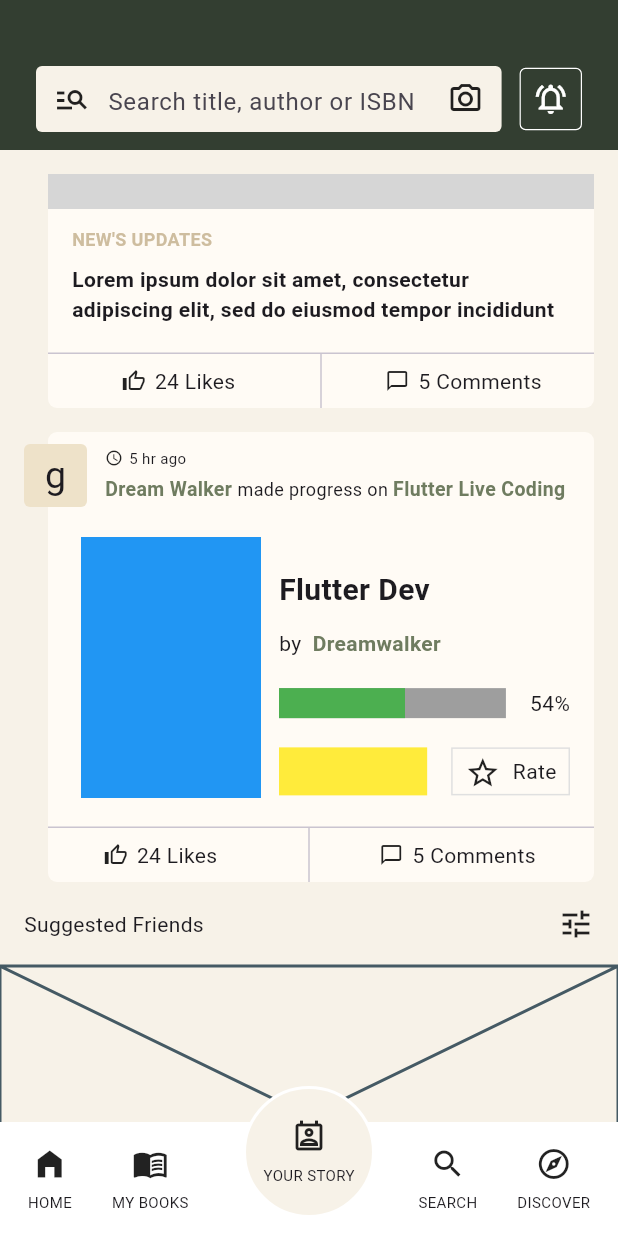
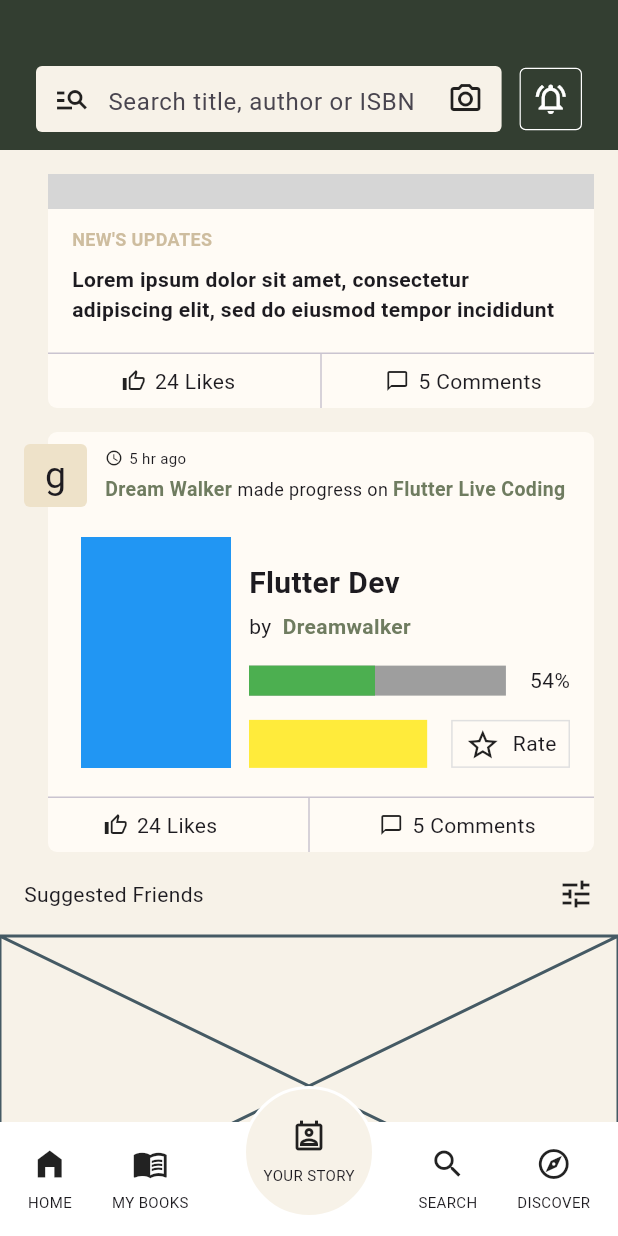
Before and after one commit to JAICHANGPARK/flutter_notebook_chapter_43, a Flutter app: the NewsFeedHomePage screen opened directly, scrolled down 144 dp, on a phone screen of 412 x 824 dp. Run offline on Flutter 3.47's test engine with Material 3 defaults, Android fonts, the phone set to English and light mode, and no system bars; our stand-ins replace gap, hugeicons; network calls fail; grey boxes are pictures that could not be loaded.

Commit message:
Update news_feed_home_page.dart

```diff
--- a/lib/ep2163_newsfeed_app/views/news_feed_home_page.dart
+++ b/lib/ep2163_newsfeed_app/views/news_feed_home_page.dart
@@ -216,7 +216,7 @@ class _NewsFeedHomePageState extends State<NewsFeedHomePage> {
                           ),
                         ),
                         Container(
-                          height: 300,
+                          height: 280,
                           margin: EdgeInsets.symmetric(horizontal: 16),
                           child: Stack(
                             children: [
@@ -319,7 +319,7 @@ class _NewsFeedHomePageState extends State<NewsFeedHomePage> {
                                                   spacing: 12,
                                                   children: [
                                                     Container(
-                                                      width: 120,
+                                                      width: 100,
                                                       decoration: BoxDecoration(
                                                         color: Colors.blue,
                                                       ),
```
